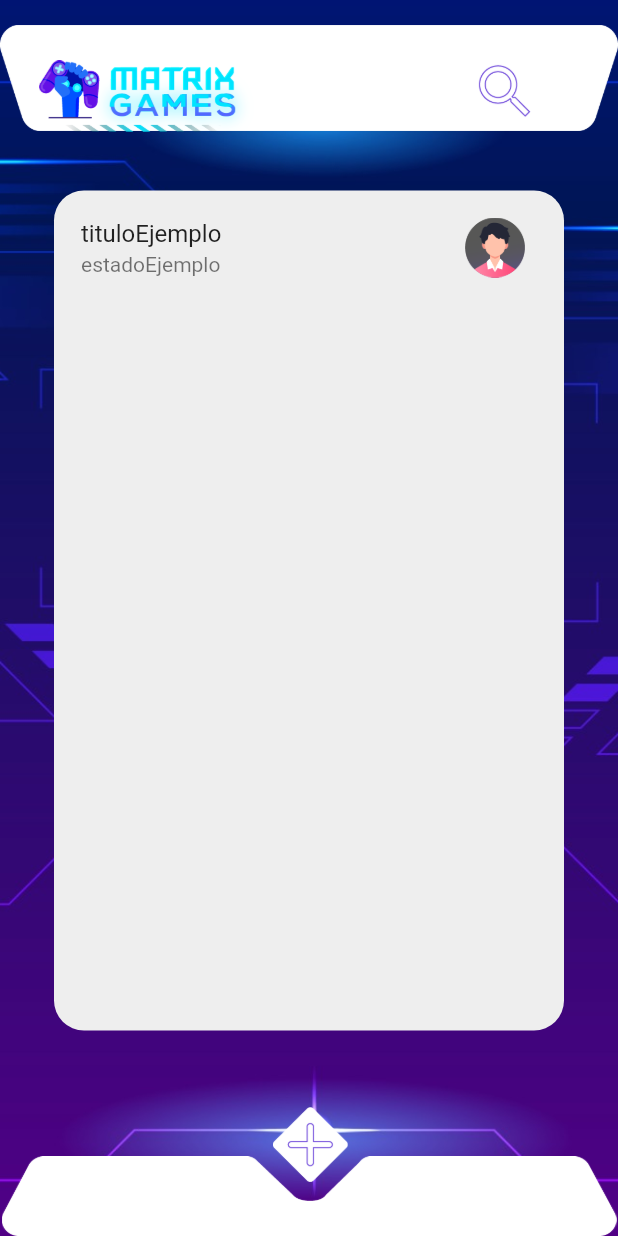
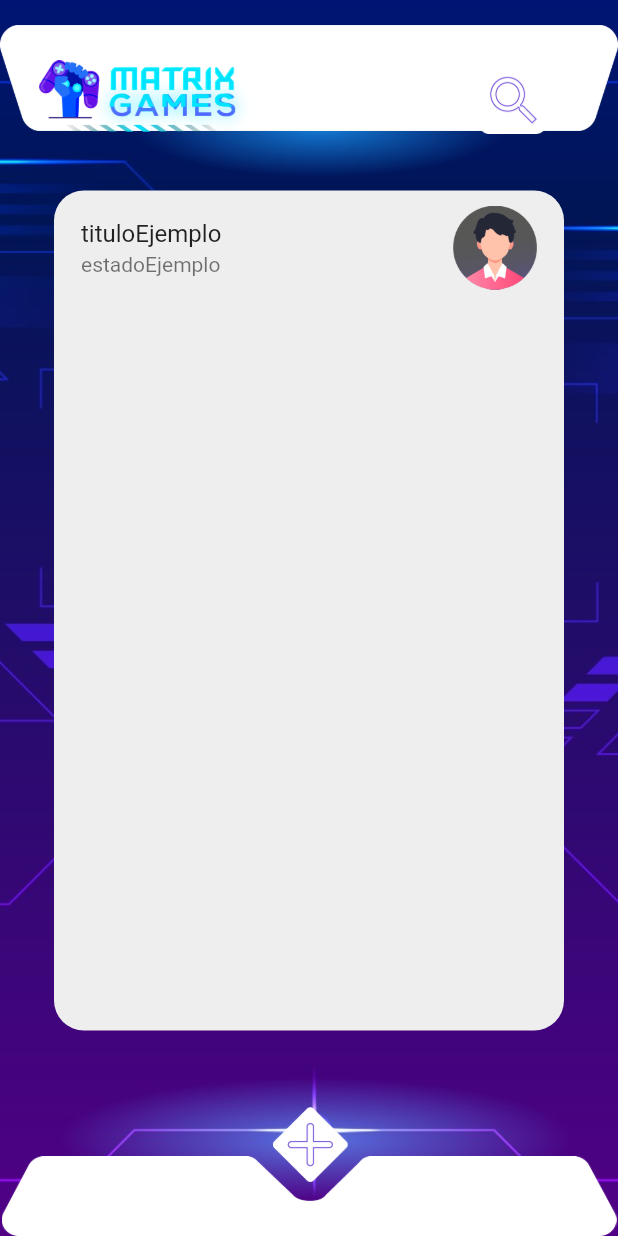
Before and after one commit to xero2099/proyecto_mintic, a Flutter app: the InicioWidget screen opened directly, on a phone screen of 412 x 824 dp. Run offline on Flutter 3.47's test engine with Material 2 defaults, Android fonts, the light colour scheme and no system bars; our stand-ins replace auto_size_text, font_awesome_flutter, get, google_fonts, page_transition, timeago.

Commit message:
Revert "actualizacion imagenes"

```diff
--- a/lib/domain/models/state_model.dart
+++ b/lib/domain/models/state_model.dart
@@ -1,25 +1,18 @@
-import 'package:flutter/widgets.dart';
-
 class StateModel {
   String titulo;
-  Widget pathImagen;
+  String pathImagen;
   String estado;
 
-  StateModel({
-    this.titulo,
-    this.pathImagen,
-    this.estado,
-  });
+  StateModel ({this.titulo, this.pathImagen, this.estado,});
 
-  factory StateModel.fromJson(Map<String, dynamic> map) {
+  factory StateModel.fromJson(Map<String,dynamic> map){
     return StateModel(
       titulo: map['titulo'],
       pathImagen: map['pathImagen'],
-      estado: map['estado'],
-    );
+      estado: map['estado'],);
   }
 
-  Map<String, dynamic> toJson() {
+  Map<String,dynamic> toJson(){
     return {
       'titulo': titulo,
       'pathImagen': pathImagen,
--- a/lib/ui/pages/inicio/inicio_widget.dart
+++ b/lib/ui/pages/inicio/inicio_widget.dart
@@ -19,13 +19,7 @@ class _InicioWidgetState extends State<InicioWidget> {
   @override
   Widget build(BuildContext context) {
     String tituloEjemplo = 'tituloEjemplo';
-    Widget pathImagenEjemplo = IconButton(
-      icon: Image.asset('assets/images/P_chat_inactiovo.png'),
-      iconSize: 40,
-      onPressed: () {
-        Get.to(() => BusquedaWidget());
-      },
-    );
+    String pathImagenEjemplo = 'assets/images/P_chat_inactiovo.png';
     String estadoEjemplo = 'estadoEjemplo';
     StateController statecontroller = Get.find();
     statecontroller.addState(StateModel(
@@ -80,21 +74,23 @@ class _InicioWidgetState extends State<InicioWidget> {
                 ),
               ),
             ),
-            //BOTON BUSQUEDA NUEVO
-            Align(
-              alignment: AlignmentDirectional(0.75, -1.015),
+            GestureDetector(
+              onTap: () {
+                Get.to(() => BusquedaWidget());
+              },
+              child: Align(
+                alignment: AlignmentDirectional(0.75, -0.97),
                 child: Padding(
                   padding: EdgeInsetsDirectional.fromSTEB(0, 33, 0, 0),
-                child: IconButton(
-                  icon: Image.asset('assets/images/BTN_BUSCAR.png'),
-                  iconSize: 50,
-                  onPressed: () {
-                    Get.to(() => BusquedaWidget());
-                  },
+                  child: Image.asset(
+                    'assets/images/BTN_BUSCAR.png',
+                    width: 50,
+                    height: 45,
+                    fit: BoxFit.contain,
                   ),
                 ),
               ),
-            //
+            ),
             Align(
               alignment: AlignmentDirectional(0, 0),
               child: Padding(
@@ -115,13 +111,18 @@ class _InicioWidgetState extends State<InicioWidget> {
                           return ListView.builder(
                             itemCount: statecontroller.listStates.length,
                             itemBuilder: (context, index) {
-                              return CardState(
+                              return GestureDetector(
+                                onTap: () {
+                                  Get.to(() => PerfilWidget());
+                                },
+                                child: CardState(
                                     titulo:
                                         statecontroller.listState[index].titulo,
                                     pathImagen: statecontroller
                                         .listState[index].pathImagen,
-                                  estado:
-                                      statecontroller.listState[index].estado);
+                                    estado: statecontroller
+                                        .listState[index].estado),
+                              );
                             },
                           );
                         }))
--- a/lib/ui/pages/registro/registro_widget.dart
+++ b/lib/ui/pages/registro/registro_widget.dart
@@ -420,7 +420,7 @@ class _RegistroWidgetState extends State<RegistroWidget> {
                                                   padding: EdgeInsetsDirectional
                                                       .fromSTEB(0, 0, 0, 0),
                                                   child: Text(
-                                                    'Registro2',
+                                                    'Registro',
                                                     textAlign: TextAlign.center,
                                                     style: FlutterFlowTheme
                                                         .bodyText1
--- a/lib/ui/widgets/card_state.dart
+++ b/lib/ui/widgets/card_state.dart
@@ -2,21 +2,14 @@ import 'package:flutter/material.dart';
 
 class CardState extends StatelessWidget {
   String titulo;
-  Widget pathImagen;
+  String pathImagen;
   String estado;
 
-  CardState({
-    this.titulo,
-    this.pathImagen,
-    this.estado,
-  });
+  CardState ({this.titulo, this.pathImagen, this.estado,});
+
 
   @override
   Widget build(BuildContext context) {
-    return ListTile(
-      title: Text(titulo),
-      trailing: pathImagen,
-      subtitle: Text(estado),
-    );
+    return ListTile(title: Text(titulo),trailing: Image.asset(pathImagen),subtitle: Text(estado),);
   }
 }
```
Lines whose indentation alone changed are shown as unchanged.
